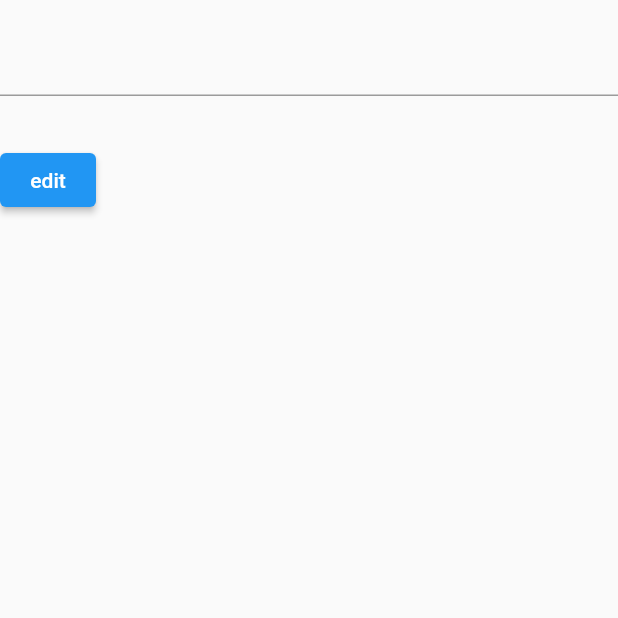
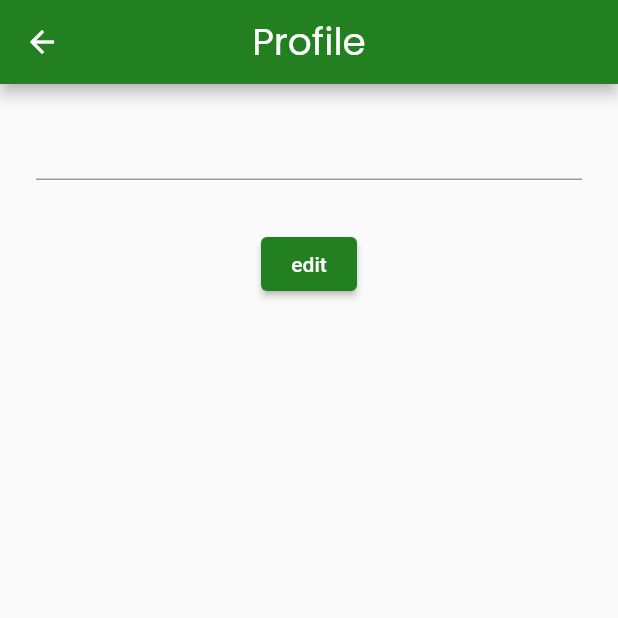
Before and after one commit to adityaibrar/final_uji_kom, a Flutter app: the screen it shows once a user with an empty profile is signed in, in the side drawer, after a tap on "Profile", on a phone screen of 412 x 824 dp, the top half of it. Run offline on Flutter 3.47's test engine with Material 2 defaults, Android fonts, the phone set to English and light mode, and no system bars; our stand-ins replace cloud_firestore, firebase_auth, firebase_core, geocoding, geolocator, google_fonts; missing offline and left inert: android_intent_plus; accounts and stored records are empty.

Commit message:
change feature

```diff
--- a/lib/services/auth-services.dart
+++ b/lib/services/auth-services.dart
@@ -45,4 +45,6 @@ class Firebase_Auth {
   Future logout() async {
     await Auth.signOut();
   }
+
+
 }
--- a/lib/view/drawer.dart
+++ b/lib/view/drawer.dart
@@ -33,7 +33,7 @@ class _DrawwerState extends State<Drawwer> {
             leading: Icon(Icons.person),
             title: Text("Profile"),
             onTap: () => {
-              Navigator.pushReplacement(
+              Navigator.push(
                   context, MaterialPageRoute(builder: (context) => Profile())),
             },
           ),
--- a/lib/view/home.dart
+++ b/lib/view/home.dart
@@ -145,26 +145,6 @@ class _DashboardState extends State<Dashboard> {
             SizedBox(
               height: 10.0,
             ),
-            const Text(
-              'Tujuan Anda',
-              style: TextStyle(
-                fontSize: 22.0,
-                fontWeight: FontWeight.bold,
-              ),
-            ),
-            SizedBox(
-              height: 10.0,
-            ),
-            TextFormField(
-              autofocus: false,
-              obscureText: false,
-              decoration: InputDecoration(
-                  hintText: 'Lokasi tujuan anda',
-                  contentPadding: EdgeInsets.fromLTRB(22.0, 10.0, 20.0, 10.0),
-                  border: OutlineInputBorder(
-                    borderRadius: BorderRadius.circular(32.0),
-                  )),
-            ),
             Padding(
               padding: EdgeInsets.symmetric(vertical: 16.0),
               child: Material(
--- a/lib/view/profile.dart
+++ b/lib/view/profile.dart
@@ -1,6 +1,7 @@
 import 'package:cloud_firestore/cloud_firestore.dart';
 import 'package:firebase_auth/firebase_auth.dart';
 import 'package:flutter/material.dart';
+import 'package:final_uji_kom/shared/shared.dart';
 
 class Profile extends StatefulWidget {
   const Profile({Key? key}) : super(key: key);
@@ -25,7 +26,7 @@ class _ProfileState extends State<Profile> {
         .get();
     setState(() {
       nama = result.docs[0]['Nama'];
-      phone = result.docs[0]['Phone'];
+      phone = result.docs[1]['Phone'];
     });
   }
 
@@ -38,9 +39,20 @@ class _ProfileState extends State<Profile> {
   @override
   Widget build(BuildContext context) {
     return Scaffold(
-      body: SafeArea(
+      appBar: AppBar(
+        title: Text(
+          "Profile",
+          style: fieldTextStyle.copyWith(fontSize: 25),
+        ),
+        centerTitle: true,
+        backgroundColor: primaryColor,
+      ),
+      body: SingleChildScrollView(
+        child: SafeArea(
+          child: Padding(
+            padding: EdgeInsets.symmetric(horizontal: defaultMargin),
             child: Column(
-          crossAxisAlignment: CrossAxisAlignment.start,
+              // crossAxisAlignment: CrossAxisAlignment.center,
               children: [
                 Text(phone),
                 TextFormField(
@@ -48,13 +60,18 @@ class _ProfileState extends State<Profile> {
                 ),
                 Text(user?.email ?? 'Unknown'),
                 Text(nama),
-            ElevatedButton(
+                Container(
+                  child: ElevatedButton(
+                    style: ElevatedButton.styleFrom(primary: primaryColor),
                     onPressed: () {
                       user?.updateDisplayName(_namaController.text);
                     },
                     child: Text('edit'),
                   ),
+                ),
               ],
+            ),
+          ),
         ),
       ),
     );
```
Lines whose indentation alone changed are shown as unchanged.
